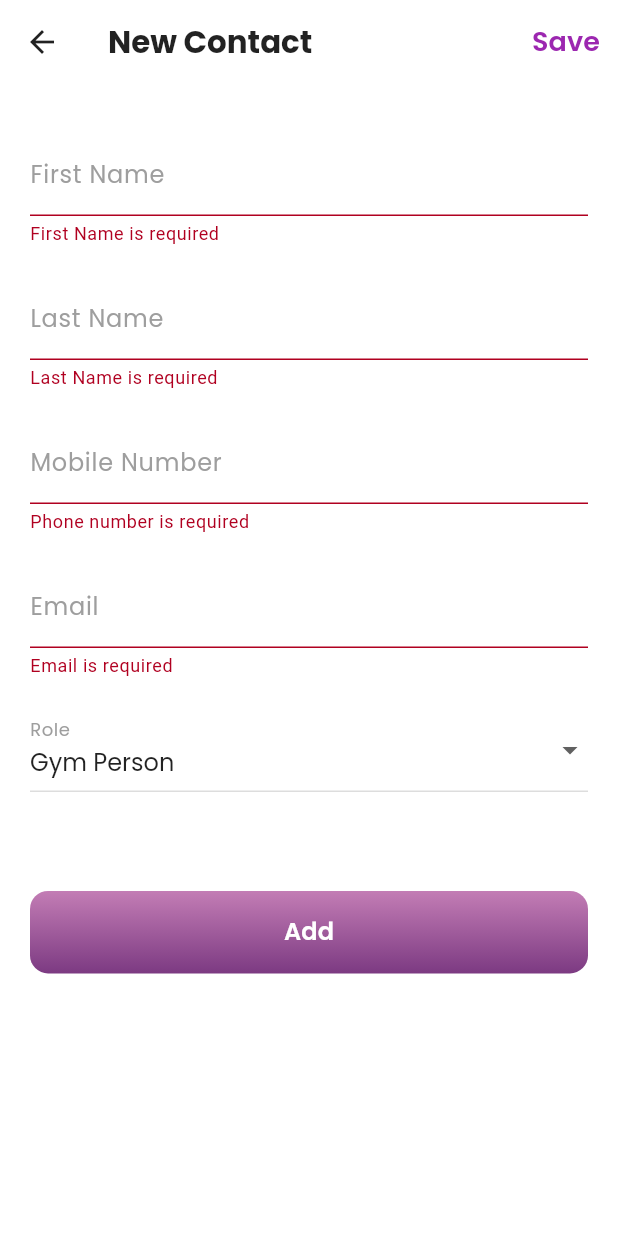
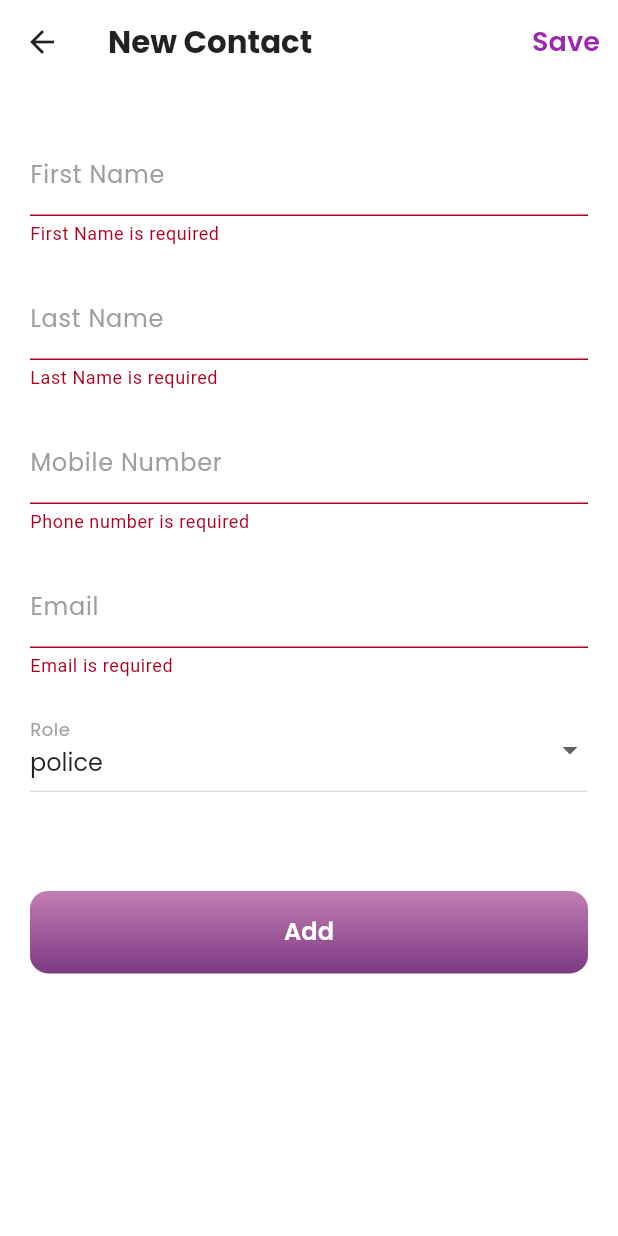
Before and after one commit to sitpune2021/Secure-Me-Android, a Flutter app: the AddContactView screen opened by its route, after a tap on "Add", on a phone screen of 412 x 824 dp. Run offline on Flutter 3.47's test engine with Material 3 defaults, Android fonts, the phone set to English and light mode, and no system bars; drawn by our look-alikes of upgrader; our stand-ins replace connectivity_plus, firebase_core, geolocator, get, get_storage, google_fonts and 9 more; missing offline and left inert: fast_contacts, flutter_ringtone_player; accounts and stored records are empty.

Commit message:
feat: Update default role to "police" and revise available role options in register and add contact views.

```diff
--- a/lib/view/add_contact_view/add_contact_view.dart
+++ b/lib/view/add_contact_view/add_contact_view.dart
@@ -27,8 +27,8 @@ class _AddContactViewState extends State<AddContactView> {
     AddContactController(),
   );
 
-  String _selectedRole = "Gym_Person";
-  final List<String> _roles = ["User", "Gym_Person", "Guardian", "Police"];
+  String _selectedRole = "police";
+  final List<String> _roles = ["police", "Manager", "Gym_Person"];
 
   @override
   void initState() {
--- a/lib/view/register_view.dart/register_view.dart
+++ b/lib/view/register_view.dart/register_view.dart
@@ -24,8 +24,8 @@ class _RegisterViewState extends State<RegisterView> {
   final TextEditingController _phoneController = TextEditingController();
   final TextEditingController _emailController = TextEditingController();
   final TextEditingController _passwordController = TextEditingController();
-  String _selectedRole = "User"; // Default role
-  final List<String> _roles = ["User", "Gym_Person", "Guardian", "Police"];
+  String _selectedRole = "police"; // Default role
+  final List<String> _roles = ["police", "Manager", "Gym_Person"];
   final RegisterController registerController = Get.put(RegisterController());
 
   // Password visibility toggle
```
